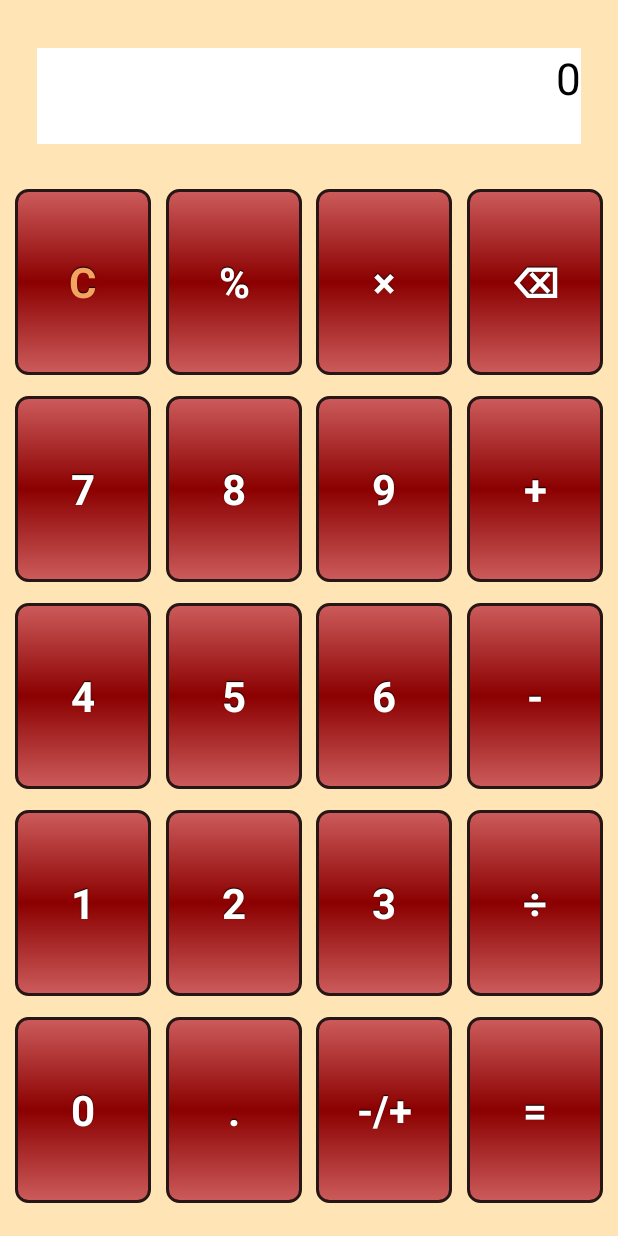
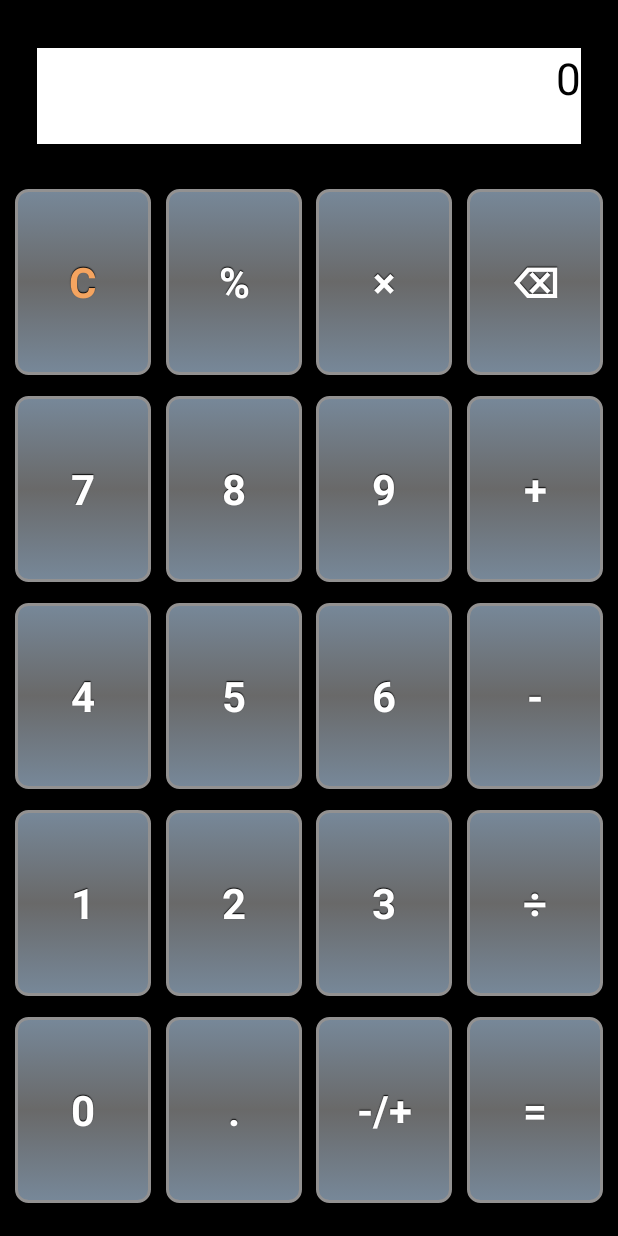
Before and after one commit to spike/Calculator, an Android app: the screen it shows after launch (MainActivity), on a phone screen of 412 x 824 dp. Run offline under Robolectric (Android 15) with nearby library versions, the phone set to English and light mode, and no system bars.

Commit message:
trying new layout

```diff
--- a/app/src/main/res/drawable/button_enabled.xml
+++ b/app/src/main/res/drawable/button_enabled.xml
@@ -2,9 +2,9 @@
 
 <shape xmlns:android="http://schemas.android.com/apk/res/android" android:shape="rectangle">
     <gradient
-        android:startColor="@color/IndianRed"
-        android:centerColor="@color/DarkRed"
-        android:endColor="@color/IndianRed"
+        android:startColor="@color/LightSlateGray"
+        android:centerColor="@color/DimGray"
+        android:endColor="@color/LightSlateGray"
         android:angle="90"/>
     <padding android:left="7dp"
         android:top="7dp"
@@ -12,6 +12,6 @@
         android:bottom="7dp" />
     <stroke
         android:width="2dip"
-        android:color="#271616" />
+        android:color="#929191" />
     <corners android:radius= "8dp" />
 </shape>
--- a/app/src/main/res/drawable/button_pressed.xml
+++ b/app/src/main/res/drawable/button_pressed.xml
@@ -2,9 +2,9 @@
 
 <shape xmlns:android="http://schemas.android.com/apk/res/android" android:shape="rectangle">
     <gradient
-        android:startColor="@color/DarkRed"
-        android:centerColor="@color/IndianRed"
-        android:endColor="@color/DarkRed"
+        android:startColor="@color/DarkGray"
+        android:centerColor="@color/Black"
+        android:endColor="@color/DarkGray"
         android:angle="90"/>
     <padding android:left="7dp"
         android:top="7dp"
--- a/app/src/main/res/layout/activity_main_material_design2.xml
+++ b/app/src/main/res/layout/activity_main_material_design2.xml
@@ -4,7 +4,7 @@
     xmlns:tools="http://schemas.android.com/tools"
     android:layout_width="match_parent"
     android:layout_height="match_parent"
-    android:background="@color/Moccasin"
+    android:background="@color/Black"
     android:theme="@style/YourApplicationTheme"
     tools:context=".MainActivity">
 
```
